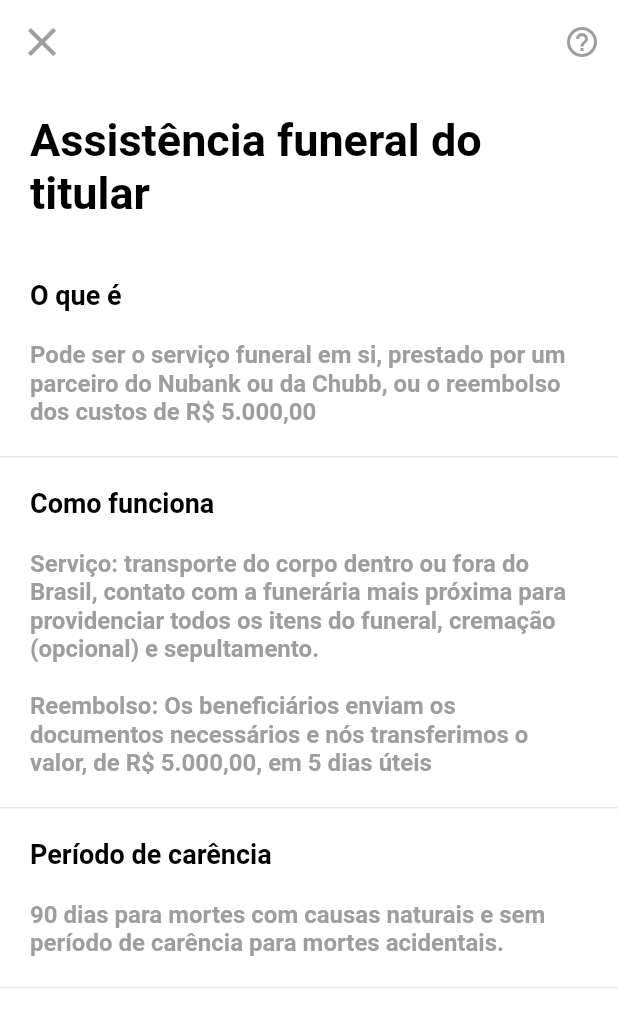
After one commit to Eduardo-Tanaka/Nubank-flutter, a Flutter app: the SeguroVidaDetalheFuneralTitularPage screen opened directly, on a phone screen of 412 x 824 dp. The commit adds this screen. Shown: the top 1027 px of the screen. Run offline on Flutter 3.47's test engine with Material 2 defaults, Android fonts, the phone set to English and light mode, and no system bars; our stand-ins replace contacts_service, dotted_line, flutter_masked_text2, font_awesome_flutter, google_fonts, permission_handler and 1 more; missing offline and left inert: qr_code_scanner.

Commit message:
seguro vida detalhe funeral titular

```diff
--- a/lib/app_widget.dart
+++ b/lib/app_widget.dart
@@ -45,6 +45,7 @@ import 'modules/pagar/pagar_modo_pagamento_page.dart';
 import 'modules/pagar/pagar_valor_page.dart';
 import 'modules/pix/pix_chaves/pix_chaves_page.dart';
 import 'modules/pix/pix_copia_cola/pix_copia_cola_page.dart';
+import 'modules/seguro/detalhes/seguro_vida_detalhe_funeral_titular_page.dart';
 import 'modules/splash/splash_page.dart';
 import 'modules/transferir/qrcode/transferir_qrcode_page.dart';
 import 'modules/transferir/transferir_confirmar_page.dart';
@@ -102,6 +103,8 @@ class AppWidget extends StatelessWidget {
       "/seguro_vida": SeguroVidaPage(),
       "/seguro_vida_detalhe_morte_natural_acidental":
           SeguroVidaDetalheMorteNaturalAcidentalPage(),
+      "/seguro_vida_detalhe_funeral_titular":
+          SeguroVidaDetalheFuneralTitularPage(),
       "/seguro_vida_info": SeguroVidaInfoPage(),
       "/seguro_vida_simular": SeguroVidaSimularPage(),
       "/seguro_vida_simular2": SeguroVidaSimularPage2(),
--- /dev/null
+++ b/lib/modules/seguro/detalhes/seguro_vida_detalhe_funeral_titular_page.dart
@@ -0,0 +1,57 @@
+import 'package:flutter/material.dart';
+import 'package:nubank/shared/models/ajuda_params.dart';
+import 'package:nubank/shared/themes/app_text_styles.dart';
+import 'package:nubank/shared/widgets/app_bar/app_bar_widget.dart';
+
+import 'detalhe_widget.dart';
+
+class SeguroVidaDetalheFuneralTitularPage extends StatelessWidget {
+  const SeguroVidaDetalheFuneralTitularPage({Key? key}) : super(key: key);
+
+  @override
+  Widget build(BuildContext context) {
+    return Scaffold(
+      appBar: AppBarWidget(
+        showTrailingIcon: true,
+        onPressedTrailing: () {
+          Navigator.pushNamed(
+            context,
+            "/ajuda_home",
+            arguments: AjudaParams(
+              title: "Seguro de vida",
+              jsonFile: "seguro_vida.json",
+            ),
+          );
+        },
+      ),
+      body: SingleChildScrollView(
+        child: Column(
+          children: [
+            Padding(
+              padding: const EdgeInsets.all(20),
+              child: Text(
+                "Assistência funeral do titular",
+                style: TextStyles.textBigBold,
+              ),
+            ),
+            DetalheWidget(
+              title: "O que é",
+              subtitle:
+                  "Pode ser o serviço funeral em si, prestado por um parceiro do Nubank ou da Chubb, ou o reembolso dos custos de R\$ 5.000,00",
+            ),
+            DetalheWidget(
+              title: "Como funciona",
+              subtitle:
+                  "Serviço: transporte do corpo dentro ou fora do Brasil, contato com a funerária mais próxima para providenciar todos os itens do funeral, cremação (opcional) e sepultamento.\n\nReembolso: Os beneficiários enviam os documentos necessários e nós transferimos o valor, de R\$ 5.000,00, em 5 dias úteis",
+            ),
+            DetalheWidget(
+              title: "Período de carência",
+              subtitle:
+                  "90 dias para mortes com causas naturais e sem período de carência para mortes acidentais.",
+            ),
+          ],
+        ),
+      ),
+    );
+  }
+}
--- a/lib/shared/widgets/card_seguro_vida/card_seguro_vida_widget.dart
+++ b/lib/shared/widgets/card_seguro_vida/card_seguro_vida_widget.dart
@@ -15,6 +15,7 @@ class CardSeguroVidaWidget extends StatelessWidget {
   final List<String>? familiares;
   final SeguroVidaCheckboxWidget? checkbox1;
   final SeguroVidaCheckboxWidget? checkbox2;
+  final VoidCallback onTap;
 
   const CardSeguroVidaWidget({
     Key? key,
@@ -28,6 +29,7 @@ class CardSeguroVidaWidget extends StatelessWidget {
     this.familiares,
     this.checkbox1,
     this.checkbox2,
+    required this.onTap,
   }) : super(key: key);
 
   @override
@@ -96,6 +98,8 @@ class CardSeguroVidaWidget extends StatelessWidget {
               ),
               Padding(
                 padding: const EdgeInsets.only(top: 16),
+                child: GestureDetector(
+                  onTap: onTap,
                   child: Row(
                     children: [
                       Text(
@@ -112,6 +116,7 @@ class CardSeguroVidaWidget extends StatelessWidget {
                     ],
                   ),
                 ),
+              ),
             ],
           ),
         ),
```
Also changed, not shown: lib/modules/seguro/seguro_vida_simular_page2.dart (+9 -0 lines), 1 other file. Lines whose indentation alone changed are shown as unchanged.
